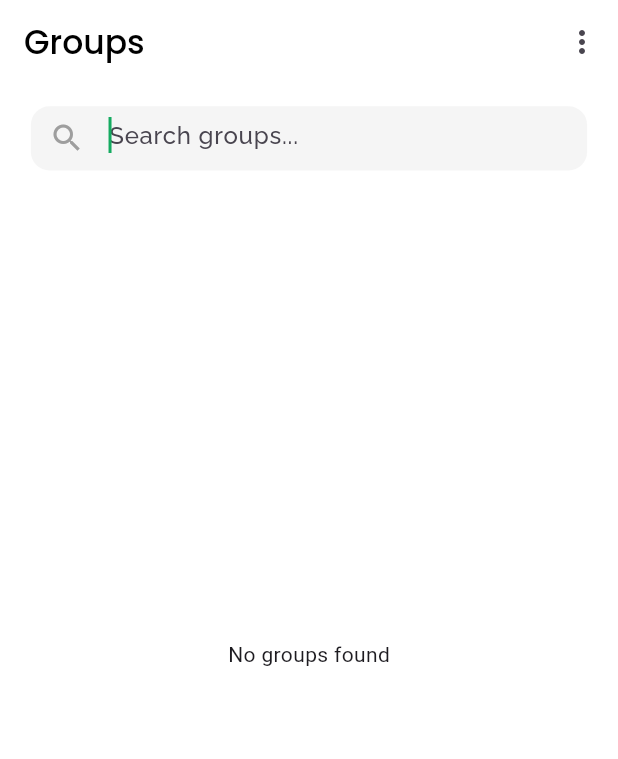
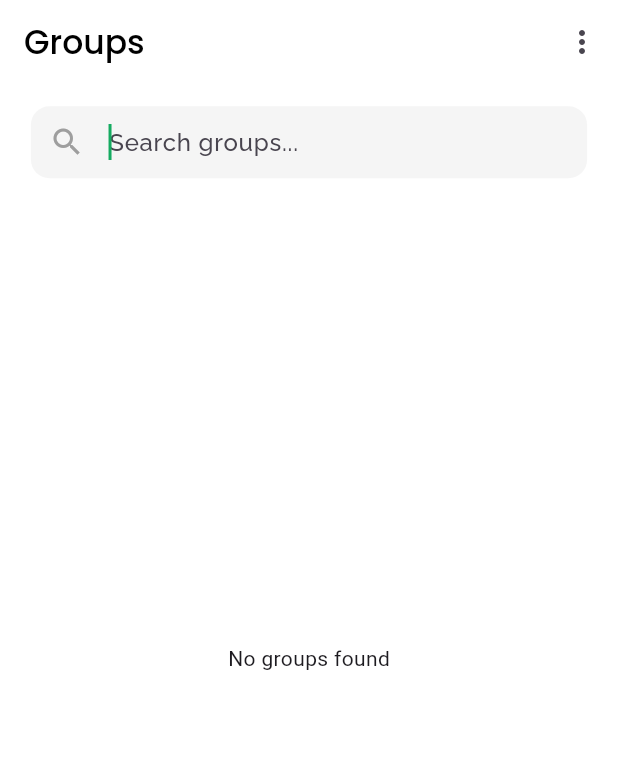
Before and after one commit to Honeypanchal/chatapp, a Flutter app: the GroupDisplayPage screen opened directly with empty values, on a phone screen of 412 x 824 dp. Shown: the top 759 px of the screen. Run offline on Flutter 3.47's test engine with Material 3 defaults, Android fonts, the phone set to English and light mode, and no system bars; drawn by our look-alikes of flashy_tab_bar2; our stand-ins replace cloud_firestore, firebase_auth, firebase_core, google_sign_in; accounts and stored records are empty.

Commit message:
chat_layout ui change GroupDisplayPage.dart--search ui change

```diff
--- a/lib/Pages/GroupChatLayout/GroupDisplayPage.dart
+++ b/lib/Pages/GroupChatLayout/GroupDisplayPage.dart
@@ -163,11 +163,11 @@ class _GroupDisplayPageState extends State<GroupDisplayPage> {
               top: height * 0.018,
             ),
             child: Container(
-              height: height * 0.052,
-              width: width * 0.9,
+              // height: height * 0.052,
+              width: width > 600 ? width * 1 : width * 0.9,
               decoration: BoxDecoration(
                 color: Colors.grey[100],
-                borderRadius: BorderRadius.circular(width * 0.03),
+                borderRadius: BorderRadius.circular(width > 600 ? width * 0.013 :width * 0.03),
               ),
               child: TextField(
                 autofocus: true,
```
Also changed, not shown: lib/Pages/Chatlayout/chat_layout.dart (+2 -10 lines).
